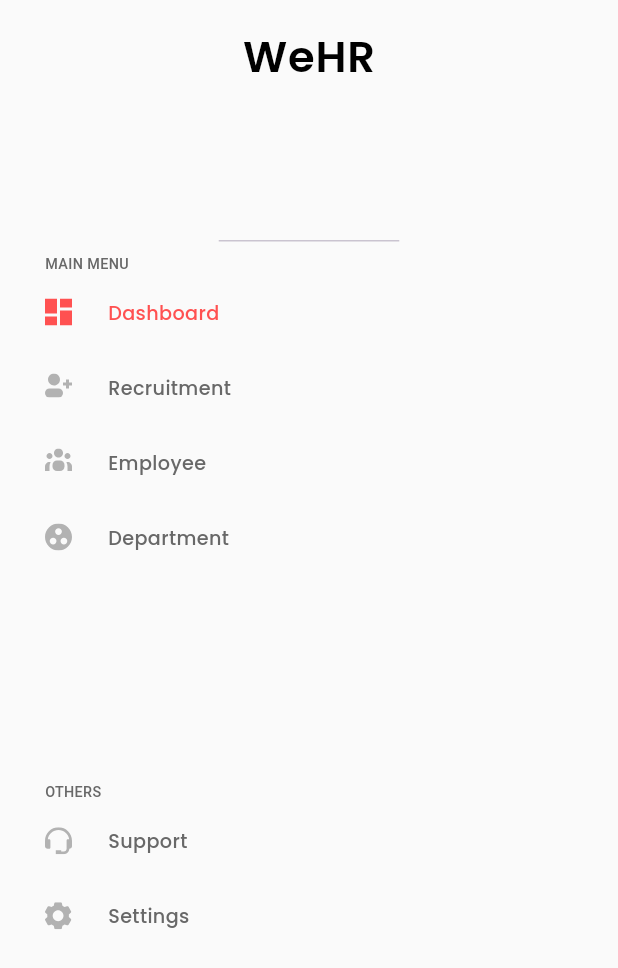
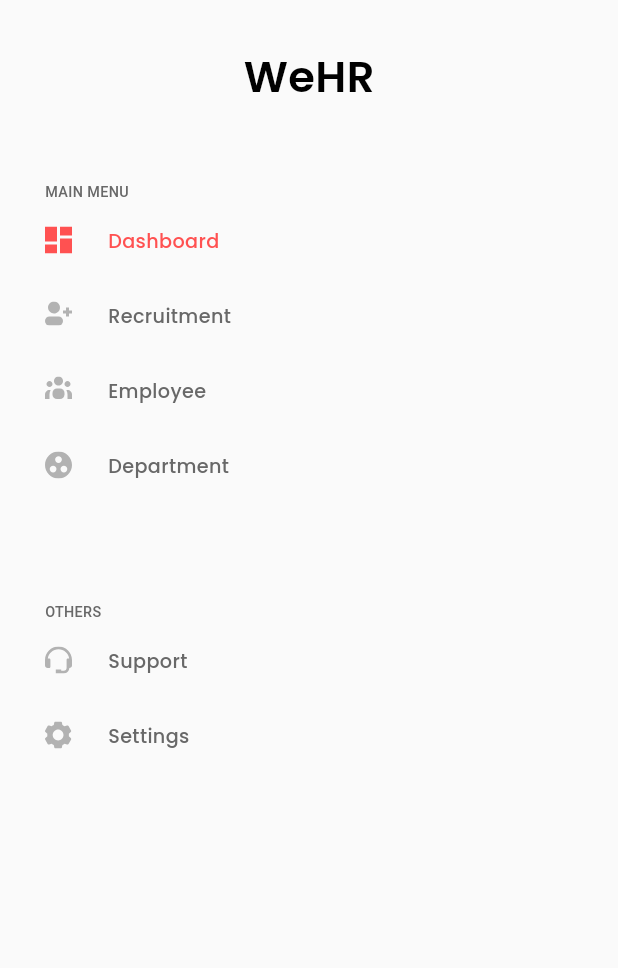
Before and after one commit to amira20nasser/HR-Dashboard, a Flutter app: the CustomDrawer widget shown alone on an empty page, opened directly, on a phone screen of 412 x 824 dp. Shown: the top 968 px of the screen. Run offline on Flutter 3.47's test engine with Material 3 defaults, Android fonts, the phone set to English and light mode, and no system bars; our stand-ins replace flutter_bloc, flutter_svg, go_router, google_fonts.

Commit message:
feat: enhance desktop layout with new app bar, search widget, and drawer improvements; add responsive design elements

```diff
--- a/lib/layouts/desktop_layout.dart
+++ b/lib/layouts/desktop_layout.dart
@@ -11,8 +11,7 @@ class DesktopLayout extends StatelessWidget {
       body: Row(
         children: [
           SizedBox(width: 250, child: CustomDrawer()),
-
-          // state management to determine which body to view
+          SizedBox(width: 50),
           Expanded(child: DesktopLayoutBlocBuilder()),
         ],
       ),
--- a/lib/layouts/drawer_body_list_view.dart
+++ b/lib/layouts/drawer_body_list_view.dart
@@ -15,6 +15,7 @@ class DrawerBodyListView extends StatelessWidget {
 
     return ListView.builder(
       physics: NeverScrollableScrollPhysics(),
+      shrinkWrap: true,
       itemCount: items.length,
       itemBuilder: (context, index) {
         var dashBoardItem = items[index];
--- a/lib/layouts/drawer_body_section.dart
+++ b/lib/layouts/drawer_body_section.dart
@@ -25,7 +25,7 @@ class DrawerBodySection extends StatelessWidget {
           ).copyWith(fontFamily: GoogleFonts.roboto().fontFamily),
         ),
         SizedBox(height: 16),
-        Expanded(child: DrawerBodyListView(items: items)),
+        DrawerBodyListView(items: items),
       ],
     );
   }
--- a/lib/utils/app_colors.dart
+++ b/lib/utils/app_colors.dart
@@ -11,4 +11,5 @@ class AppColors {
   static const Color secondarySubtitleColor = Color(0xff686868);
   static const Color drawerColor = Color(0xffFAFAFA);
   static const Color disabledIconColor = Color(0xffB2B2B2);
+  static const Color borderColor = Color(0xffE0E0E0);
 }
--- a/lib/utils/app_styles.dart
+++ b/lib/utils/app_styles.dart
@@ -37,6 +37,11 @@ abstract class AppStyles {
     fontSize: _getResponsiveFontSize(context, baseFontSize: 16),
     fontWeight: FontWeight.w400,
     color: AppColors.secondaryTitleColor,
+  );
+  static TextStyle styleMedium16(BuildContext context) => TextStyle(
+    fontSize: _getResponsiveFontSize(context, baseFontSize: 16),
+    fontWeight: FontWeight.w500,
+    color: AppColors.tertiaryColor,
   );
   static TextStyle styleMedium14(BuildContext context) => TextStyle(
     fontSize: _getResponsiveFontSize(context, baseFontSize: 14),
--- a/lib/widgets/drawer/custom_drawer.dart
+++ b/lib/widgets/drawer/custom_drawer.dart
@@ -10,19 +10,20 @@ class CustomDrawer extends StatelessWidget {
   @override
   Widget build(BuildContext context) {
     return Container(
+      height: double.infinity,
       color: AppColors.drawerColor,
-      child: Column(
-        children: [
-          DrawerHeader(
-            child: Text("WeHR", style: AppStyles.styleSemiBold36(context)),
-          ),
-          Expanded(
-            child: Padding(
+      child: SingleChildScrollView(
+        child: Column(
+          children: [
+            SizedBox(height: 30),
+            Text("WeHR", style: AppStyles.styleSemiBold36(context)),
+            SizedBox(height: 50),
+            Padding(
               padding: const EdgeInsets.only(left: 30.0),
               child: DrawerBody(),
             ),
-          ),
-        ],
+          ],
+        ),
       ),
     );
   }
--- a/lib/widgets/drawer/drawer_body.dart
+++ b/lib/widgets/drawer/drawer_body.dart
@@ -46,16 +46,9 @@ class DrawerBody extends StatelessWidget {
     return Column(
       crossAxisAlignment: CrossAxisAlignment.start,
       children: [
-        Expanded(
-          child: DrawerBodySection(
-            items: mainMenuItems,
-            sectionName: 'MAIN MENU',
-          ),
-        ),
+        DrawerBodySection(items: mainMenuItems, sectionName: 'MAIN MENU'),
         SizedBox(height: 50),
-        Expanded(
-          child: DrawerBodySection(items: othersItems, sectionName: 'OTHERS'),
-        ),
+        DrawerBodySection(items: othersItems, sectionName: 'OTHERS'),
       ],
     );
   }
```
Also changed, not shown: lib/dash/desktop_dash_board_body.dart (+14 -1 lines), lib/dash/widgets/desktop_app_bar.dart (added, +16 -0 lines), lib/widgets/app_bar_actions.dart (added, +40 -0 lines), lib/widgets/fake_search_widget.dart (added, +35 -0 lines).
